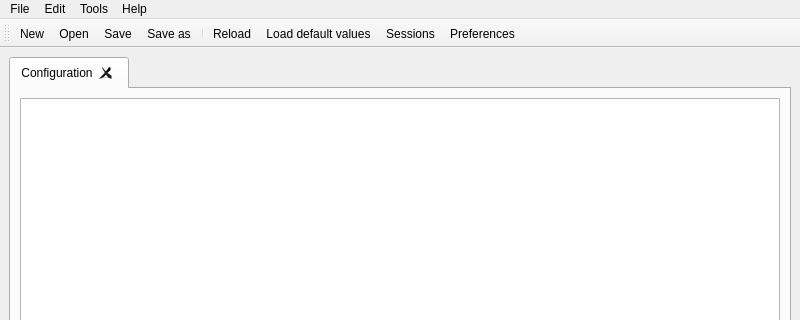
VACUMM/vacumm, file lib/python/vacumm/misc/cfgui/resources/ui/main.ui: the form before one commit; both pictures show x 0 to 800 and y 0 to 320 of the 800 by 600 pixel window.
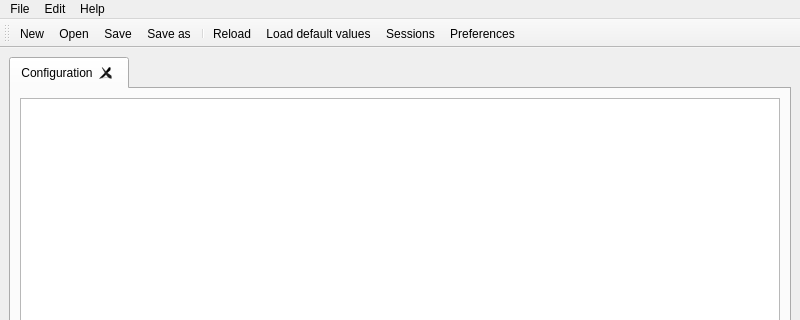
The form after the commit. Icons and pictures are not drawn.

Diff of the .ui file:
```diff
--- a/lib/python/vacumm/misc/cfgui/resources/ui/main.ui
+++ b/lib/python/vacumm/misc/cfgui/resources/ui/main.ui
@@ -54,7 +54,7 @@
      <x>0</x>
      <y>0</y>
      <width>800</width>
-     <height>24</height>
+     <height>22</height>
     </rect>
    </property>
    <widget class="QMenu" name="menu_file">
@@ -86,17 +86,9 @@
     <property name="title">
      <string>Help</string>
     </property>
-    <addaction name="menu_help_user_guide"/>
-    <addaction name="menu_help_about"/>
-   </widget>
-   <widget class="QMenu" name="menu_tools">
-    <property name="title">
-     <string>Tools</string>
-    </property>
    </widget>
    <addaction name="menu_file"/>
    <addaction name="menu_edit"/>
-   <addaction name="menu_tools"/>
    <addaction name="menu_help"/>
   </widget>
   <widget class="QStatusBar" name="statusbar"/>
```
Left out of the diff: 60 changed lines with no effect on the pictures.
